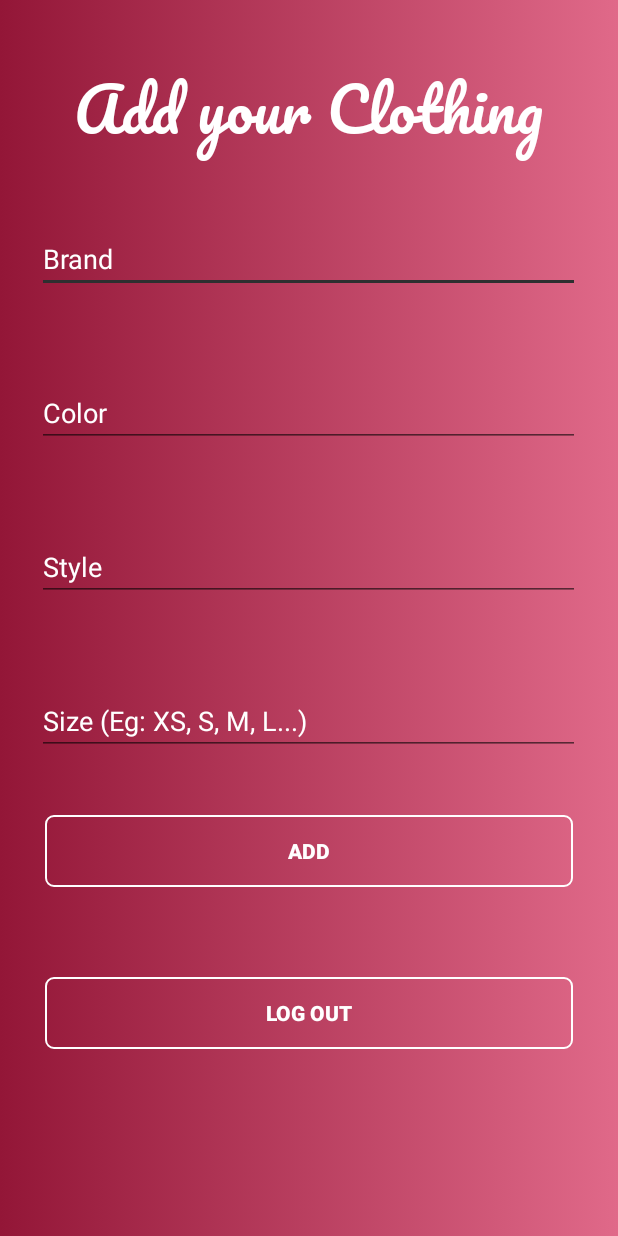
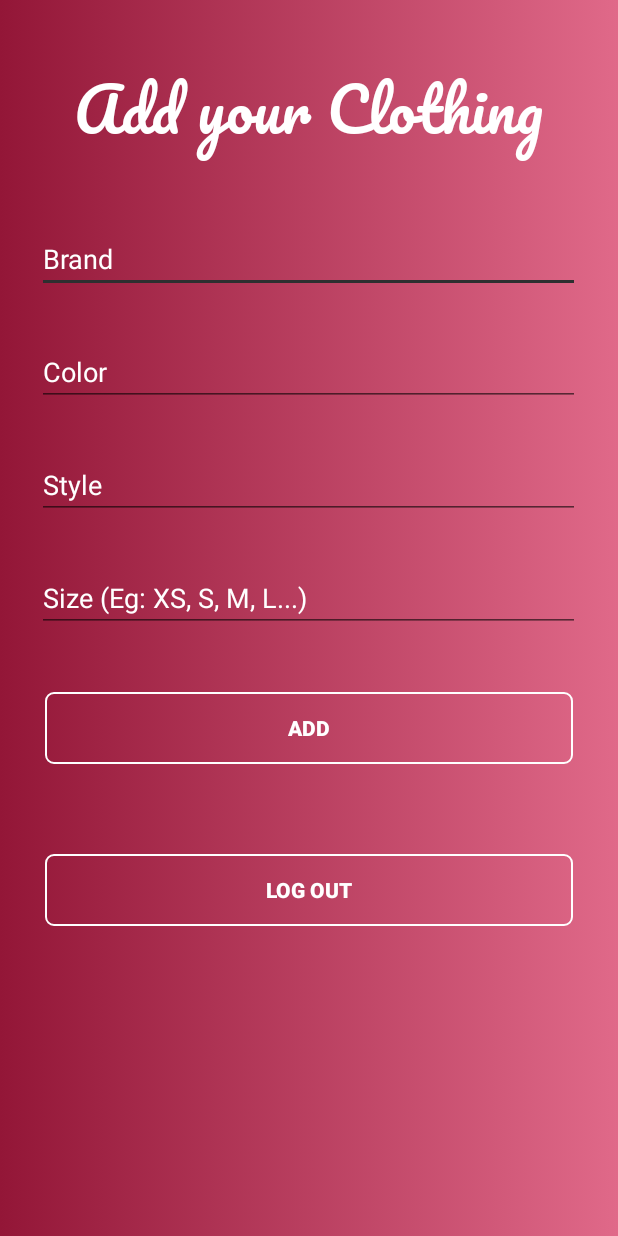
Before and after one commit to gehnaanand/Shop_App, an Android app: the Store_Details screen opened directly, with no data from a screen before it, on a phone screen of 412 x 824 dp. Run offline under Robolectric (Android 15) with nearby library versions, the phone set to English and light mode, and no system bars; our stand-ins replace Firebase (no records; nobody signed in at launch, a user with empty details on screens opened directly).

Commit message:
Store Details UI

```diff
--- a/app/src/main/res/layout/activity_store__details.xml
+++ b/app/src/main/res/layout/activity_store__details.xml
@@ -41,7 +41,7 @@
         android:layout_alignRight="@+id/brand"
         android:layout_alignLeft="@+id/brand"
         android:layout_below="@+id/brand"
-        android:layout_marginTop="57dp"
+        android:layout_marginTop="30dp"
         android:ems="10"
         android:textColorHint="#fff"
         android:inputType="textPersonName"
@@ -54,7 +54,7 @@
         android:layout_below="@+id/color"
         android:layout_alignLeft="@+id/brand"
         android:layout_alignRight="@+id/color"
-        android:layout_marginTop="57dp"
+        android:layout_marginTop="30dp"
         android:ems="10"
         android:textColorHint="#fff"
         android:inputType="textPersonName"
@@ -68,7 +68,7 @@
         android:layout_below="@+id/style"
         android:layout_alignLeft="@+id/brand"
         android:layout_alignRight="@+id/color"
-        android:layout_marginTop="57dp"
+        android:layout_marginTop="30dp"
         android:ems="10"
         android:textColorHint="#fff"
         android:inputType="textPersonName"
```
